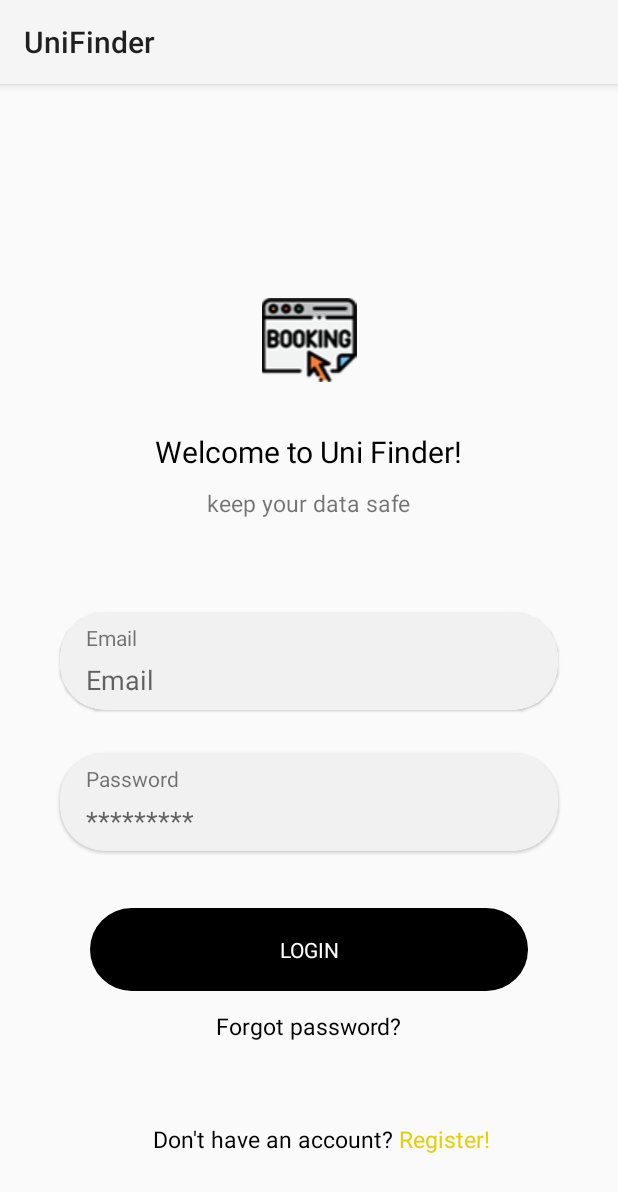
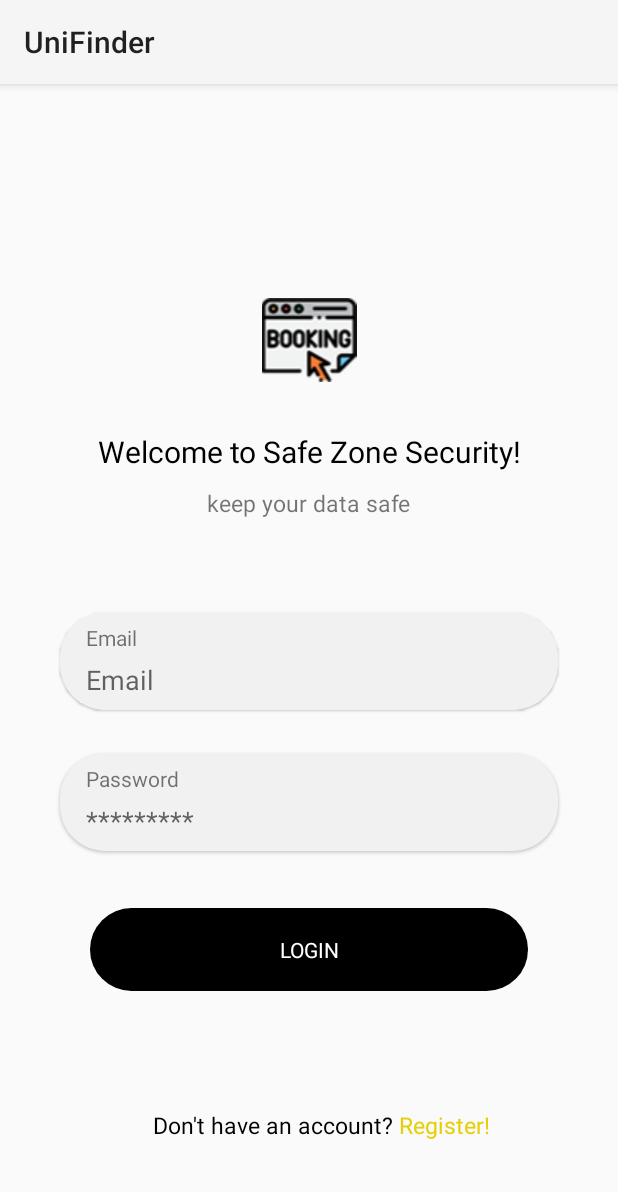
Before and after one commit to jari-rizvi/unifinder, an Android app: the LoginScreen screen opened directly, with no data from a screen before it, on a phone screen of 412 x 824 dp. Shown: the top 1192 px of the screen. Run offline under Robolectric (Android 15) with nearby library versions, the phone set to English and light mode, and no system bars; our stand-ins replace Firebase (no records; nobody signed in at launch, a user with empty details on screens opened directly), data binding; libraries missing offline, so code that uses them is left out: com.kaopiz.kprogresshud; 1 statement that could not run was skipped.

Commit message:
secity firebase

```diff
--- a/app/src/main/res/layout/activity_login_screen.xml
+++ b/app/src/main/res/layout/activity_login_screen.xml
@@ -30,7 +30,7 @@
             android:layout_height="wrap_content"
             app:layout_constraintVertical_bias="0.06"
             android:textColor="@color/black"
-            android:text="Welcome to Uni Finder!"
+            android:text="Welcome to Safe Zone Security!"
             android:textSize="20dp"
             app:layout_constraintBottom_toBottomOf="parent"
             app:layout_constraintEnd_toEndOf="parent"
@@ -186,6 +186,7 @@
             app:layout_constraintVertical_bias="0.09"
             app:layout_constraintBottom_toBottomOf="parent"
             app:layout_constraintEnd_toEndOf="parent"
+            android:visibility="gone"
             app:layout_constraintStart_toStartOf="parent"
             app:layout_constraintTop_toBottomOf="@+id/btnLogin" />
 
```
